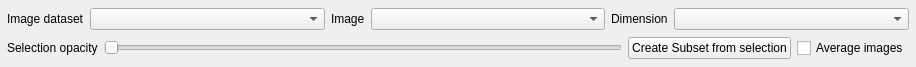
First picture: the form in src/SettingsWidget.ui, repository ManiVaultStudio/ImageViewerPlugin, before the edit.
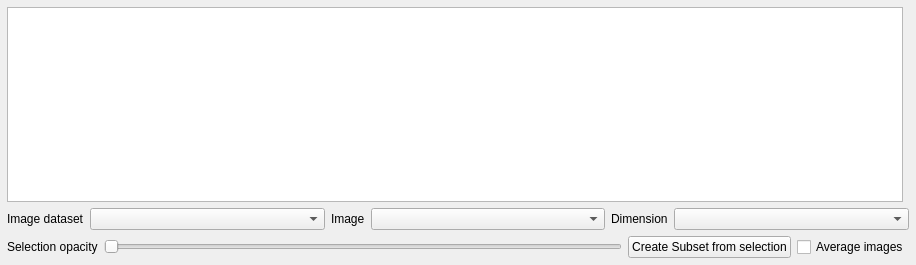
Second picture: the form after the edit.

```diff
--- a/src/SettingsWidget.ui
+++ b/src/SettingsWidget.ui
@@ -7,7 +7,7 @@
     <x>0</x>
     <y>0</y>
     <width>916</width>
-    <height>67</height>
+    <height>265</height>
    </rect>
   </property>
   <property name="sizePolicy">
@@ -33,50 +33,6 @@
     <number>7</number>
    </property>
    <item row="1" column="0" colspan="2">
-    <layout class="QHBoxLayout" name="horizontalLayout2">
-     <item>
-      <widget class="QLabel" name="selectionOpacityLabel">
-       <property name="toolTip">
-        <string>Selection overlay opacity</string>
-       </property>
-       <property name="text">
-        <string>Selection opacity</string>
-       </property>
-      </widget>
-     </item>
-     <item>
-      <widget class="QSlider" name="selectionOpacitySlider">
-       <property name="toolTip">
-        <string>Selection overlay opacity</string>
-       </property>
-       <property name="orientation">
-        <enum>Qt::Horizontal</enum>
-       </property>
-      </widget>
-     </item>
-     <item>
-      <widget class="QPushButton" name="createSubsetFromSelectionPushButton">
-       <property name="toolTip">
-        <string>Create image data set from the selection boundaries</string>
-       </property>
-       <property name="text">
-        <string>Create Subset from selection</string>
-       </property>
-      </widget>
-     </item>
-     <item>
-      <widget class="QCheckBox" name="averageImagesCheckBox">
-       <property name="toolTip">
-        <string>Average images (sequence)</string>
-       </property>
-       <property name="text">
-        <string>Average images</string>
-       </property>
-      </widget>
-     </item>
-    </layout>
-   </item>
-   <item row="0" column="0" colspan="2">
     <layout class="QHBoxLayout" name="horizontalLayout_3">
      <property name="leftMargin">
       <number>0</number>
@@ -170,6 +126,75 @@
      </item>
     </layout>
    </item>
+   <item row="2" column="0" colspan="2">
+    <layout class="QHBoxLayout" name="horizontalLayout2">
+     <item>
+      <widget class="QLabel" name="selectionOpacityLabel">
+       <property name="toolTip">
+        <string>Selection overlay opacity</string>
+       </property>
+       <property name="text">
+        <string>Selection opacity</string>
+       </property>
+      </widget>
+     </item>
+     <item>
+      <widget class="QSlider" name="selectionOpacitySlider">
+       <property name="toolTip">
+        <string>Selection overlay opacity</string>
+       </property>
+       <property name="orientation">
+        <enum>Qt::Horizontal</enum>
+       </property>
+      </widget>
+     </item>
+     <item>
+      <widget class="QPushButton" name="createSubsetFromSelectionPushButton">
+       <property name="toolTip">
+        <string>Create image data set from the selection boundaries</string>
+       </property>
+       <property name="text">
+        <string>Create Subset from selection</string>
+       </property>
+      </widget>
+     </item>
+     <item>
+      <widget class="QCheckBox" name="averageImagesCheckBox">
+       <property name="toolTip">
+        <string>Average images (sequence)</string>
+       </property>
+       <property name="text">
+        <string>Average images</string>
+       </property>
+      </widget>
+     </item>
+    </layout>
+   </item>
+   <item row="0" column="0">
+    <widget class="QTableView" name="datasetsTableView">
+     <property name="alternatingRowColors">
+      <bool>true</bool>
+     </property>
+     <property name="selectionMode">
+      <enum>QAbstractItemView::SingleSelection</enum>
+     </property>
+     <property name="selectionBehavior">
+      <enum>QAbstractItemView::SelectRows</enum>
+     </property>
+     <property name="sortingEnabled">
+      <bool>true</bool>
+     </property>
+     <attribute name="horizontalHeaderStretchLastSection">
+      <bool>true</bool>
+     </attribute>
+     <attribute name="verticalHeaderShowSortIndicator" stdset="0">
+      <bool>false</bool>
+     </attribute>
+     <attribute name="verticalHeaderStretchLastSection">
+      <bool>false</bool>
+     </attribute>
+    </widget>
+   </item>
   </layout>
  </widget>
  <resources/>
```
